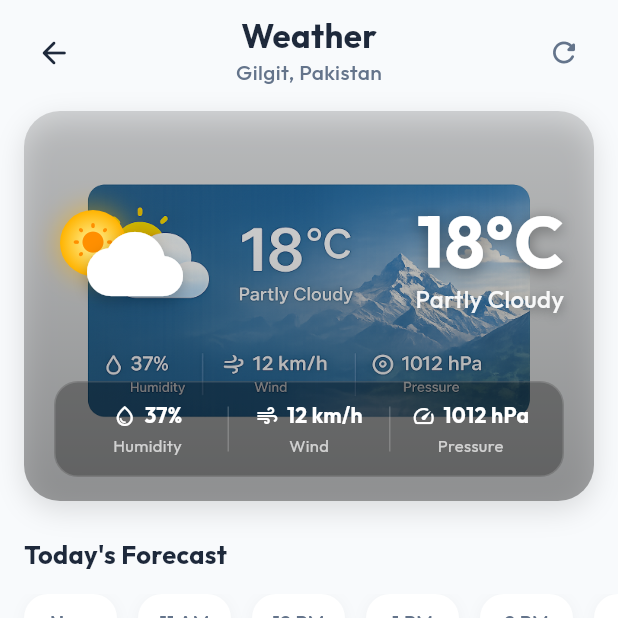
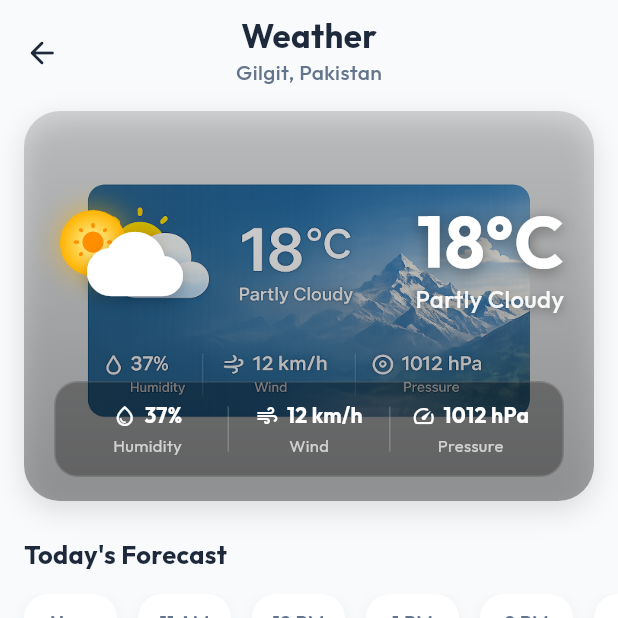
Before and after one commit to Sania789-h/north_connect, a Flutter app: the WeatherScreen screen opened directly, on a phone screen of 412 x 824 dp, the top half of it. Run offline on Flutter 3.47's test engine with Material 3 defaults, Android fonts, the phone set to English and light mode, and no system bars; our stand-ins replace cached_network_image, geolocator, google_fonts, supabase_flutter; missing offline and left inert: postgrest; accounts and stored records are empty.

Commit message:
weather_screen.dart

```diff
--- a/lib/screens/weather/weather_screen.dart
+++ b/lib/screens/weather/weather_screen.dart
@@ -207,12 +207,18 @@ class _WeatherScreenState extends State<WeatherScreen>
           ? const Center(child: CircularProgressIndicator())
           : _error.isNotEmpty
               ? _errorView()
-              : FadeTransition(
+              : RefreshIndicator(
+                  onRefresh: () async {
+                    _onRefreshTap();
+                  },
+                  child: FadeTransition(
                     opacity: _fadeAnim,
                     child: SlideTransition(
                       position: _slideAnim,
                       child: CustomScrollView(
-                      physics: const BouncingScrollPhysics(),
+                        physics: const AlwaysScrollableScrollPhysics(
+                          parent: BouncingScrollPhysics(),
+                        ),
                         slivers: [
                           SliverToBoxAdapter(child: _buildHeader()),
                           const SliverToBoxAdapter(child: SizedBox(height: 12)),
@@ -228,6 +234,7 @@ class _WeatherScreenState extends State<WeatherScreen>
                           SliverToBoxAdapter(child: _buildAirQuality()),
                           const SliverToBoxAdapter(child: SizedBox(height: 32)),
                         ],
+                      ),
                     ),
                   ),
                 ),
@@ -276,6 +283,7 @@ class _WeatherScreenState extends State<WeatherScreen>
   Widget _buildHeader() {
     final loc = _data?.current.locationName ?? 'Gilgit, Pakistan';
     return SafeArea(
+      bottom: false,
       child: Padding(
         padding: const EdgeInsets.fromLTRB(16, 12, 16, 4),
         child: Row(
@@ -285,9 +293,8 @@ class _WeatherScreenState extends State<WeatherScreen>
               child: Container(
                 width: 40,
                 height: 40,
-                decoration: const BoxDecoration(
+                alignment: Alignment.centerLeft,
                 color: Colors.transparent,
-                ),
                 child: const Icon(
                   Icons.arrow_back_rounded,
                   size: 24,
@@ -320,19 +327,7 @@ class _WeatherScreenState extends State<WeatherScreen>
                 ],
               ),
             ),
-            GestureDetector(
-              onTap: _onRefreshTap,
-              child: Container(
-                width: 40,
-                height: 40,
-                color: Colors.transparent,
-                child: const Icon(
-                  Icons.refresh_rounded,
-                  size: 22,
-                  color: Color(0xFF64748B),
-                ),
-              ),
-            ),
+            const SizedBox(width: 40),
           ],
         ),
       ),
```
Lines whose indentation alone changed are shown as unchanged.
